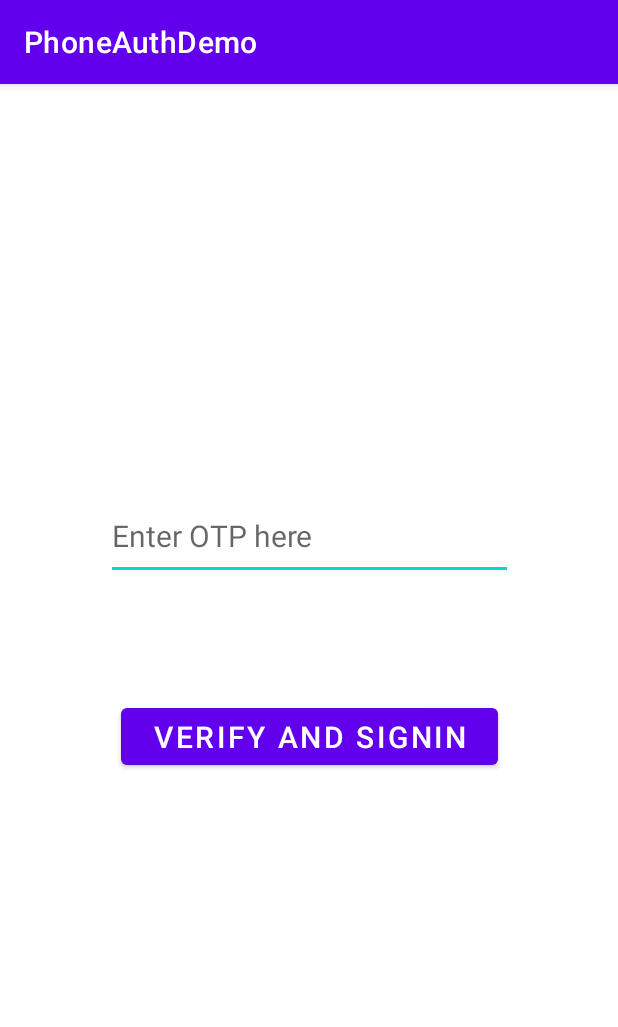
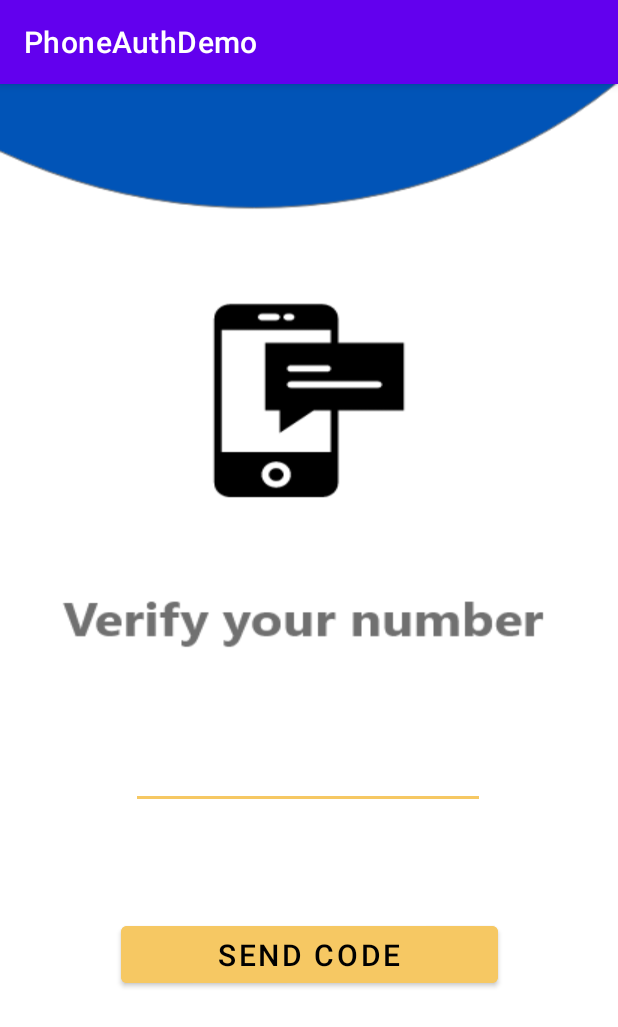
Before and after one commit to samseen/AndroidPhoneAuthDemo, an Android app: the screen it shows after launch (ManageOTPActivity), on a phone screen of 412 x 824 dp. Shown: the top 1027 px of the screen. Run offline under Robolectric (Android 15) with nearby library versions, the light colour scheme and no system bars; our stand-ins replace Firebase (no records; nobody signed in at launch, a user with empty details on screens opened directly); libraries missing offline, so code that uses them is left out: com.hbb20; 8 statements that could not run were skipped.

Commit message:
Redesigned the layout.

```diff
--- a/app/src/main/AndroidManifest.xml
+++ b/app/src/main/AndroidManifest.xml
@@ -11,9 +11,6 @@
         android:theme="@style/Theme.PhoneAuthDemo">
         <activity
             android:name=".LoginActivity"
-            android:exported="true" />
-        <activity
-            android:name=".DashboardActivity"
             android:exported="true" />
         <activity
             android:name=".ManageOTPActivity"
--- a/app/src/main/java/com/samseen/phoneauthdemo/ManageOTPActivity.java
+++ b/app/src/main/java/com/samseen/phoneauthdemo/ManageOTPActivity.java
@@ -1,6 +1,5 @@
 package com.samseen.phoneauthdemo;
 
-import androidx.annotation.NonNull;
 import androidx.appcompat.app.AppCompatActivity;
 
 import android.content.Intent;
@@ -10,19 +9,8 @@ import android.view.View;
 import android.widget.Button;
 import android.widget.EditText;
 
-import com.google.android.gms.tasks.OnCompleteListener;
-import com.google.android.gms.tasks.Task;
-import com.google.firebase.FirebaseException;
-import com.google.firebase.FirebaseTooManyRequestsException;
-import com.google.firebase.auth.AuthResult;
 import com.google.firebase.auth.FirebaseAuth;
-import com.google.firebase.auth.FirebaseAuthInvalidCredentialsException;
 import com.google.firebase.auth.FirebaseUser;
-import com.google.firebase.auth.PhoneAuthCredential;
-import com.google.firebase.auth.PhoneAuthOptions;
-import com.google.firebase.auth.PhoneAuthProvider;
-
-import java.util.concurrent.TimeUnit;
 
 public class ManageOTPActivity extends AppCompatActivity {
 
@@ -40,7 +28,7 @@ public class ManageOTPActivity extends AppCompatActivity {
         setContentView(R.layout.manage_otp_activity);
 
         t2 = findViewById(R.id.t2);
-        b2 = findViewById(R.id.b2);
+        b2 = findViewById(R.id.verify_code_button);
         phone_number = getIntent().getStringExtra("mobile").toString();
         auth = FirebaseAuth.getInstance();
 
--- a/app/src/main/res/layout/activity_login.xml
+++ b/app/src/main/res/layout/activity_login.xml
@@ -31,12 +31,14 @@
         android:inputType="phone"
         android:paddingStart="12dp"
         android:paddingEnd="12dp"
+        android:textColor="@color/black"
         app:layout_constraintBottom_toBottomOf="parent"
         app:layout_constraintEnd_toEndOf="parent"
         app:layout_constraintHorizontal_bias="0.467"
         app:layout_constraintStart_toEndOf="@+id/input_country_code"
         app:layout_constraintTop_toTopOf="parent"
-        app:layout_constraintVertical_bias="0.604" />
+        app:layout_constraintVertical_bias="0.604"
+        tools:text="8123456789" />
 
     <Button
         android:id="@+id/send_code_btn"
--- a/app/src/main/res/layout/activity_main.xml
+++ b/app/src/main/res/layout/activity_main.xml
@@ -8,6 +8,7 @@
     tools:context=".MainActivity">
 
     <Button
+        android:id="@+id/log_out_btn"
         android:layout_width="257dp"
         android:layout_height="43dp"
         android:layout_marginBottom="64dp"
--- a/app/src/main/res/layout/manage_otp_activity.xml
+++ b/app/src/main/res/layout/manage_otp_activity.xml
@@ -4,31 +4,38 @@
     xmlns:tools="http://schemas.android.com/tools"
     android:layout_width="match_parent"
     android:layout_height="match_parent"
+    android:background="@drawable/send_code"
     tools:context=".ManageOTPActivity">
 
     <EditText
-        android:id="@+id/t2"
-        android:layout_width="271dp"
-        android:layout_height="58dp"
+        android:id="@+id/verify_code_edit"
+        android:layout_width="236dp"
+        android:layout_height="52dp"
+        android:backgroundTint="@color/yellow"
         android:ems="10"
-        android:inputType="textPersonName"
-        android:hint="Enter OTP here"
+        android:inputType="phone"
+        android:paddingStart="12dp"
+        android:paddingEnd="12dp"
+        android:textColor="@color/black"
+        app:layout_constraintBottom_toBottomOf="parent"
+        app:layout_constraintEnd_toEndOf="parent"
+        app:layout_constraintHorizontal_bias="0.497"
+        app:layout_constraintStart_toStartOf="parent"
+        app:layout_constraintTop_toTopOf="parent"
+        app:layout_constraintVertical_bias="0.602"
+        tools:text="Enter your number" />
+
+    <Button
+        android:id="@+id/verify_code_button"
+        android:layout_width="251dp"
+        android:layout_height="50dp"
+        android:text="Send Code"
         android:textSize="20sp"
+        android:backgroundTint="@color/yellow"
+        android:textColor="@color/black"
         app:layout_constraintBottom_toBottomOf="parent"
         app:layout_constraintEnd_toEndOf="parent"
         app:layout_constraintStart_toStartOf="parent"
-        app:layout_constraintTop_toTopOf="parent"
-        app:layout_constraintVertical_bias="0.384" />
-
-    <Button
-        android:id="@+id/b2"
-        android:layout_width="251dp"
-        android:layout_height="50dp"
-        android:text="Verify and Signin"
-        android:textSize="20sp"
-        app:layout_constraintBottom_toBottomOf="parent"
-        app:layout_constraintEnd_toEndOf="parent"
-        app:layout_constraintStart_toStartOf="parent"
-        app:layout_constraintTop_toTopOf="parent"
-        app:layout_constraintVertical_bias="0.571" />
+        app:layout_constraintTop_toBottomOf="@+id/verify_code_edit"
+        app:layout_constraintVertical_bias="0.307" />
 </androidx.constraintlayout.widget.ConstraintLayout>
```
Also changed, not shown: app/src/main/java/com/samseen/phoneauthdemo/DashboardActivity.java (deleted, +0 -29 lines), app/src/main/res/layout/activity_dashboard.xml (deleted, +0 -37 lines).
